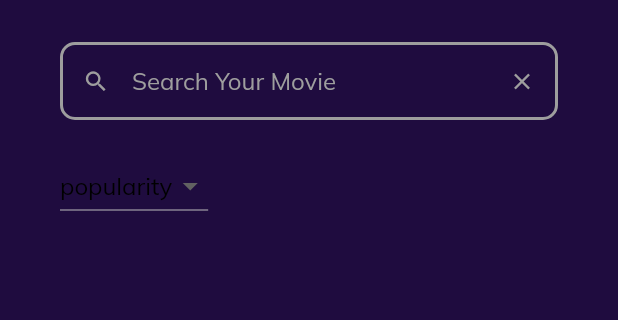
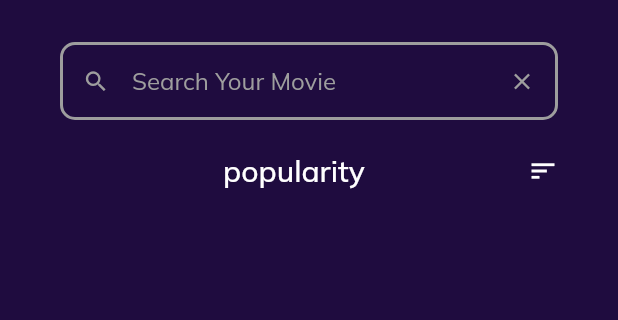
Before and after one commit to Saadali228/movie_market_place, a Flutter app: the screen it shows after launch, scrolled down 824 dp, on a phone screen of 412 x 824 dp, the part 78-398 px from its top. Run offline on Flutter 3.47's test engine with Material 2 defaults, Android fonts, the phone set to English and light mode, and no system bars; our stand-ins replace bloc, equatable, flutter_bloc, flutter_staggered_animations, formz, google_fonts and 2 more; missing offline and left inert: flutter_animator; network calls fail.

Commit message:
sort feature done

```diff
--- a/lib/home_page/widgets/movie_grid.dart
+++ b/lib/home_page/widgets/movie_grid.dart
@@ -49,9 +49,11 @@ class _MovieGridState extends State<MovieGrid> {
             mainAxisAlignment: MainAxisAlignment.start,
             children: [
               const SearchPage(),
-              const SizedBox(height: 20),
-               SortButton(scrollController: _scrollController,),
-              const SizedBox(height: 20),
+              const SizedBox(height: 10),
+              SortButton(
+                scrollController: _scrollController,
+              ),
+              const SizedBox(height: 10),
               Expanded(
                 child: AnimationLimiter(
                   child: RawScrollbar(
--- a/lib/home_page/widgets/sort_button.dart
+++ b/lib/home_page/widgets/sort_button.dart
@@ -3,7 +3,8 @@ import 'package:flutter_bloc/flutter_bloc.dart';
 import 'package:movie_market_place/home_page/bloc/movie_bloc.dart';
 
 class SortButton extends StatelessWidget {
-  const SortButton({Key? key, required this.scrollController}) : super(key: key);
+  const SortButton({Key? key, required this.scrollController})
+      : super(key: key);
 
   final ScrollController scrollController;
 
@@ -11,7 +12,16 @@ class SortButton extends StatelessWidget {
   Widget build(BuildContext context) {
     return BlocBuilder<MovieBloc, MovieState>(
       builder: (context, state) {
-        return DropdownButton<SortBy>(
+        return DropdownButtonHideUnderline(
+          child: DropdownButton<SortBy>(
+            elevation: 0,
+            icon: const Icon(Icons.sort),
+            iconDisabledColor: Colors.grey,
+            iconEnabledColor: Colors.white,
+            iconSize: 20.0,
+            isExpanded: true,
+            borderRadius: BorderRadius.circular(20.0),
+            dropdownColor: const Color(0xff14141c),
             value: state.sortBy,
             onChanged: (sortBy) {
               if (sortBy != null) {
@@ -20,19 +30,26 @@ class SortButton extends StatelessWidget {
                         sort: sortBy,
                       ),
                     );
-                  scrollController.animateTo(
-                    0.0, duration: const Duration(milliseconds: 300), curve: Curves.easeIn);
+                scrollController.animateTo(0.0,
+                    duration: const Duration(milliseconds: 300),
+                    curve: Curves.easeIn);
               }
             },
             items: SortBy.values.map((sortBy) {
               return DropdownMenuItem(
+                alignment: Alignment.center,
                 value: sortBy,
                 child: Text(
                   sortBy.name,
-                style: TextStyle(color: Colors.black),
+                  style: const TextStyle(
+                    color: Colors.white,
+                    fontSize: 20,
+                    fontWeight: FontWeight.w500,
+                  ),
                 ),
               );
             }).toList(),
+          ),
         );
       },
     );
--- a/lib/search/widgets/search_list.dart
+++ b/lib/search/widgets/search_list.dart
@@ -13,7 +13,6 @@ class SearchList extends StatelessWidget {
       builder: (context, state) {
         switch (state.searchStatus) {
           case SearchStatus.initial:
-            // state.searchItems?.searchList?.isEmpty ?? 'Search!';
             return const _SearchInitial();
           case SearchStatus.loading:
             return const _SearchLoading();
--- a/lib/search/widgets/search_textfield.dart
+++ b/lib/search/widgets/search_textfield.dart
@@ -1,21 +1,14 @@
 import 'package:flutter/material.dart';
 import 'package:flutter_bloc/flutter_bloc.dart';
 import 'package:movie_market_place/search/bloc/search_bloc.dart';
-
-double _mobile = 700;
 
 class SearchTextField extends StatelessWidget {
   const SearchTextField({Key? key}) : super(key: key);
 
   @override
   Widget build(BuildContext context) {
-    final size = MediaQuery.of(context).size;
     final _textEditingController = TextEditingController();
-    return Padding(
-      padding: EdgeInsets.only(
-        bottom: size.width > _mobile ? 12 : 0,
-      ),
-      child: TextField(
+    return TextField(
       controller: _textEditingController,
       autocorrect: false,
       style: const TextStyle(
@@ -72,7 +65,6 @@ class SearchTextField extends StatelessWidget {
         ),
         hintText: 'Search Your Movie',
       ),
-      ),
     );
   }
 }
```
Lines whose indentation alone changed are shown as unchanged.
